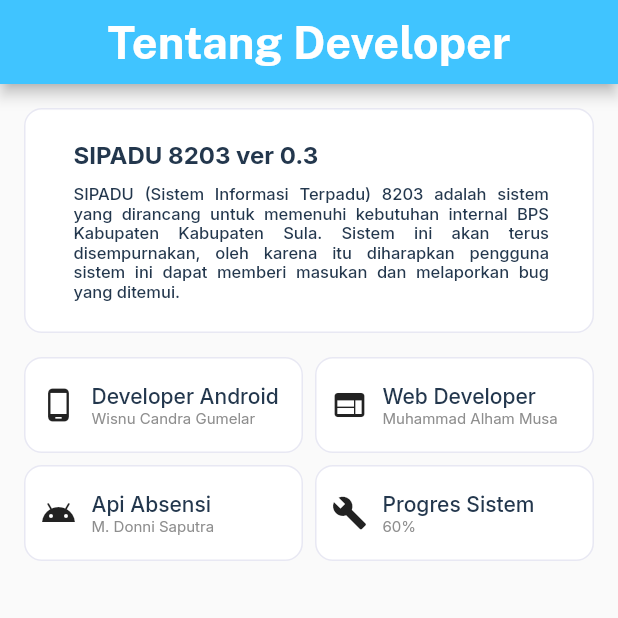
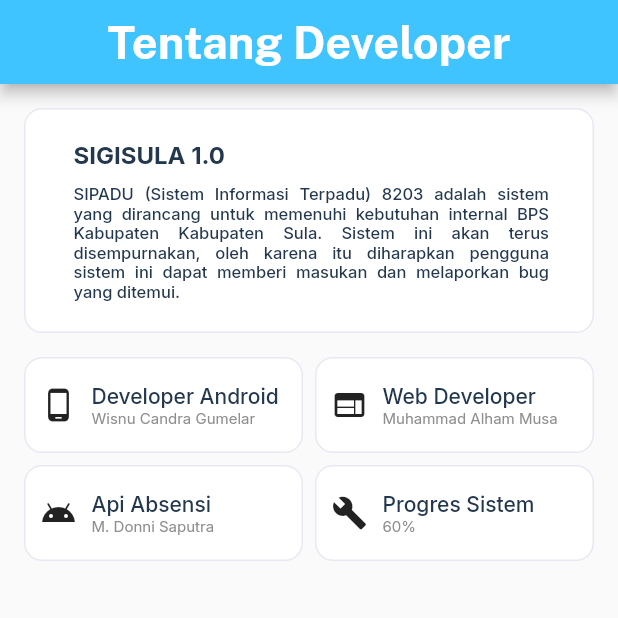
Before and after one commit to gumxlarcw/sigisula, a Flutter app: the AboutScreen screen opened directly, on a phone screen of 412 x 824 dp, the top half of it. Run offline on Flutter 3.47's test engine with Material 2 defaults, Android fonts, the phone set to English and light mode, and no system bars; our stand-ins replace animated_text_kit, google_fonts, syncfusion_flutter_charts.

Commit message:
About Page

```diff
--- a/lib/Pages_Main/Aboutpage.dart
+++ b/lib/Pages_Main/Aboutpage.dart
@@ -45,8 +45,7 @@ class _AboutScreenState extends State<AboutScreen> {
                               crossAxisAlignment: CrossAxisAlignment.start,
                               mainAxisAlignment: MainAxisAlignment.center,
                               children: <Widget>[
-                                Text('SIPADU 8203 ver 0.3',
-                                    style: mTentangStyle),
+                                Text('SIGISULA 1.0', style: mTentangStyle),
                                 SizedBox(height: 10),
                                 Container(
                                   constraints: new BoxConstraints(
```
